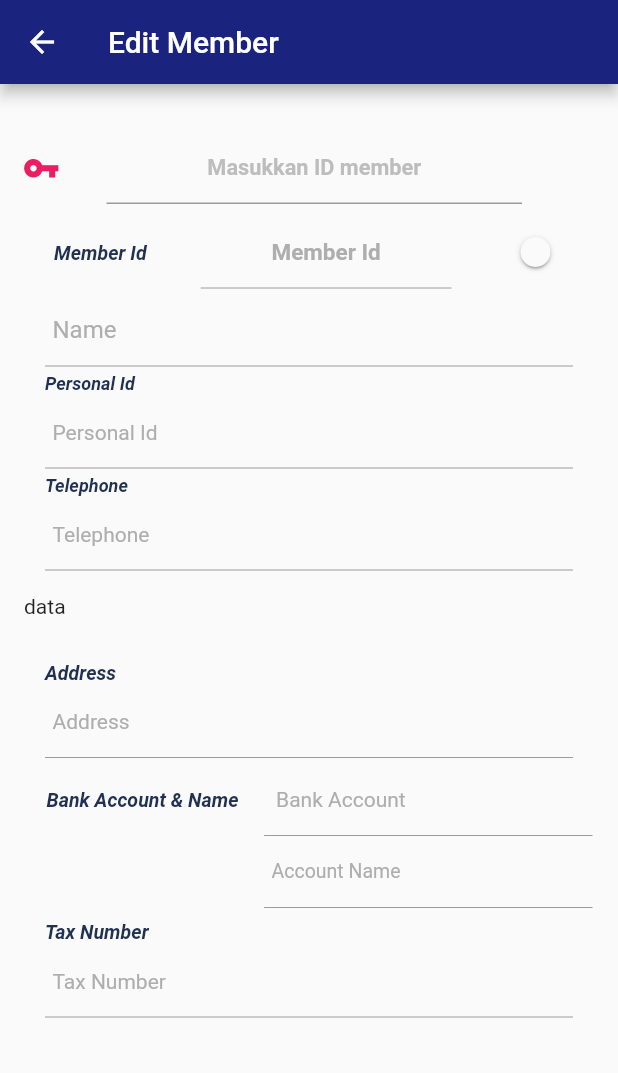
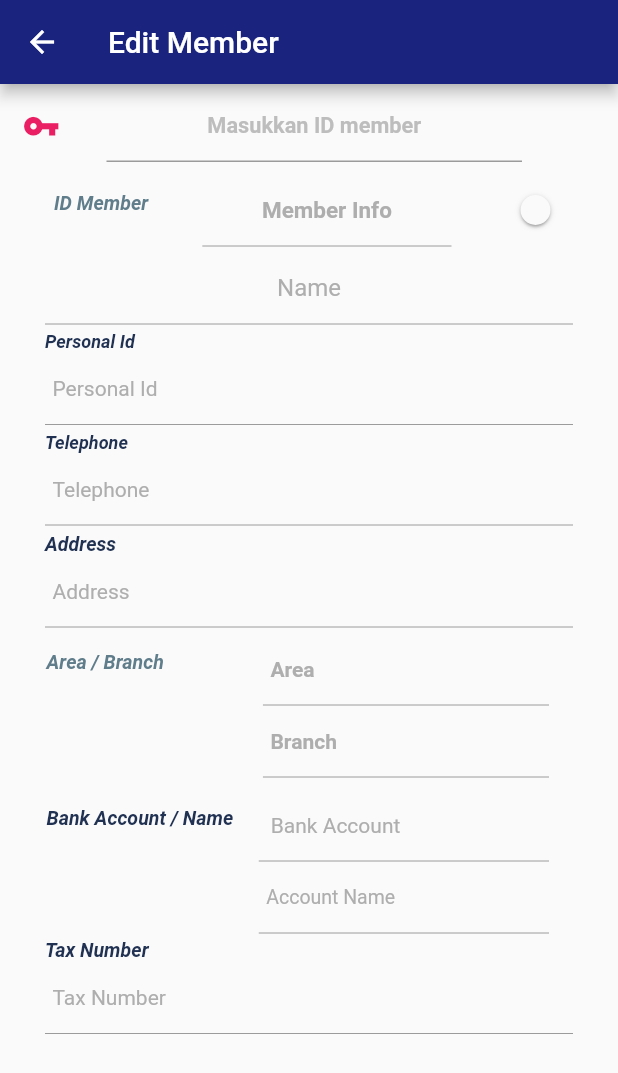
Before and after one commit to MyWayDev/mobile_indo, a Flutter app: the NodeEdit screen opened directly with empty values, on a phone screen of 412 x 824 dp. Shown: the top 1073 px of the screen. Run offline on Flutter 3.47's test engine with Material 2 defaults, Android fonts, the light colour scheme and no system bars; our stand-ins replace badges, cached_network_image, carousel_slider, firebase_auth, firebase_core, firebase_database and 10 more; missing offline and left inert: flutter_full_pdf_viewer, flutter_sliding_up_panel, groovin_material_icons, html2md, mobile_number, searchable_dropdown; accounts and stored records are empty.

Commit message:
nodeEdit UI update

```diff
--- a/lib/account/nodeEdit.dart
+++ b/lib/account/nodeEdit.dart
@@ -1,6 +1,3 @@
-import 'dart:convert';
-
-import 'package:flushbar/flushbar.dart';
 import 'package:flutter/material.dart';
 import 'package:groovin_material_icons/groovin_material_icons.dart';
 import 'package:http/http.dart';
@@ -74,6 +71,7 @@ class _NodeEditState extends State<NodeEdit> {
     cPersonalId.clear();
     cBankAccountName.clear();
     cAreaName.clear();
+    cServiceCenter.clear();
     isSwitched = false;
     veri = false;
     isChanged = false;
@@ -127,14 +125,9 @@ class _NodeEditState extends State<NodeEdit> {
       ),
       resizeToAvoidBottomPadding: false,
       body: ModalProgressHUD(
-        child: Column(children: <Widget>[
-          Padding(
-            padding: EdgeInsets.only(top: 28),
-            child: Container(
-              child: buildVeri(context),
-            ),
-          ),
-        ]),
+        child: Container(
+          child: buildVeri(context),
+        ),
         inAsyncCall: _isloading,
         opacity: 0.6,
         progressIndicator: ColorLoader2(),
@@ -145,6 +138,7 @@ class _NodeEditState extends State<NodeEdit> {
   Widget buildVeri(BuildContext context) {
     return SingleChildScrollView(
       child: Column(
+        mainAxisSize: MainAxisSize.min,
         children: <Widget>[
           ListTile(
             contentPadding: EdgeInsets.only(left: 15),
@@ -191,6 +185,8 @@ class _NodeEditState extends State<NodeEdit> {
                     setState(() {
                       cAreaName =
                           TextEditingController(text: _nodeData.areaName);
+                      cServiceCenter =
+                          TextEditingController(text: _nodeData.serviceCenter);
                       cDistrId = TextEditingController(text: _nodeData.distrId);
                       cName = TextEditingController(text: _nodeData.name);
                       cAddress = TextEditingController(text: _nodeData.address);
@@ -232,14 +228,14 @@ class _NodeEditState extends State<NodeEdit> {
               ListTile(
                   leading: Container(
                     child: Text(
-                      'Member Id',
+                      'ID Member',
                       style: TextStyle(
                           fontSize: 13,
                           fontStyle: FontStyle.italic,
                           fontWeight: FontWeight.bold,
-                          color: primaryColor),
+                          color: Colors.blueGrey),
                     ),
-                    margin: EdgeInsets.only(left: 20.0, top: 5.0, bottom: 1.0),
+                    margin: EdgeInsets.only(left: 20.0),
                   ),
                   title: Container(
                     child: Theme(
@@ -251,9 +247,9 @@ class _NodeEditState extends State<NodeEdit> {
                           style: TextStyle(
                               fontSize: 15,
                               fontWeight: FontWeight.bold,
-                              color: Colors.pink[900]),
+                              color: Colors.grey),
                           decoration: InputDecoration(
-                            hintText: 'Member Id',
+                            hintText: 'Member Info',
                             contentPadding: EdgeInsets.all(5.0),
                             hintStyle: TextStyle(color: greyColor),
                           ),
@@ -288,10 +284,13 @@ class _NodeEditState extends State<NodeEdit> {
                 child: Theme(
                   data: Theme.of(context).copyWith(primaryColor: primaryColor),
                   child: TextFormField(
+                    textAlign: TextAlign.center,
                     enabled: veri,
+                    keyboardType: TextInputType.multiline,
+                    maxLines: null,
                     decoration: InputDecoration(
                       hintText: 'Name',
-                      contentPadding: EdgeInsets.all(5.0),
+                      contentPadding: EdgeInsets.all(1.0),
                       hintStyle: TextStyle(color: greyColor),
                     ),
                     controller: cName,
@@ -304,7 +303,7 @@ class _NodeEditState extends State<NodeEdit> {
                     focusNode: focusName,
                   ),
                 ),
-                margin: EdgeInsets.only(left: 30.0, right: 30.0),
+                margin: EdgeInsets.only(left: 30.0, right: 30.0, bottom: 5),
               ),
               Container(
                 child: Text(
@@ -315,7 +314,7 @@ class _NodeEditState extends State<NodeEdit> {
                       fontWeight: FontWeight.bold,
                       color: primaryColor),
                 ),
-                margin: EdgeInsets.only(left: 30.0, top: 5.0, bottom: 1.0),
+                margin: EdgeInsets.only(left: 30.0),
               ),
               Container(
                 child: Theme(
@@ -338,7 +337,7 @@ class _NodeEditState extends State<NodeEdit> {
                     focusNode: focusPersonalId,
                   ),
                 ),
-                margin: EdgeInsets.only(left: 30.0, right: 30.0),
+                margin: EdgeInsets.only(left: 30.0, right: 30.0, bottom: 5),
               ),
               Container(
                 child: Text(
@@ -349,7 +348,7 @@ class _NodeEditState extends State<NodeEdit> {
                       fontWeight: FontWeight.bold,
                       color: primaryColor),
                 ),
-                margin: EdgeInsets.only(left: 30.0, top: 5.0, bottom: 1.0),
+                margin: EdgeInsets.only(left: 30.0),
               ),
               Container(
                 child: Theme(
@@ -372,10 +371,7 @@ class _NodeEditState extends State<NodeEdit> {
                     focusNode: focusTelephone,
                   ),
                 ),
-                margin: EdgeInsets.only(left: 30.0, right: 30.0),
-              ),
-              ListTile(
-                leading: Text("data"),
+                margin: EdgeInsets.only(left: 30.0, right: 30.0, bottom: 5),
               ),
               Container(
                 child: Text(
@@ -386,7 +382,7 @@ class _NodeEditState extends State<NodeEdit> {
                       fontWeight: FontWeight.bold,
                       color: primaryColor),
                 ),
-                margin: EdgeInsets.only(left: 30.0, top: 5.0, bottom: 1.0),
+                margin: EdgeInsets.only(left: 30.0),
               ),
               Container(
                 child: Theme(
@@ -416,14 +412,81 @@ class _NodeEditState extends State<NodeEdit> {
               ListTile(
                 leading: Container(
                   child: Text(
-                    'Bank Account & Name',
+                    'Area / Branch',
+                    style: TextStyle(
+                        fontSize: 13,
+                        fontStyle: FontStyle.italic,
+                        fontWeight: FontWeight.bold,
+                        color: Colors.blueGrey),
+                  ),
+                  margin: EdgeInsets.only(left: 15.0),
+                ),
+                title: Container(
+                  child: Theme(
+                    data:
+                        Theme.of(context).copyWith(primaryColor: primaryColor),
+                    child: TextFormField(
+                      enabled: false,
+                      keyboardType: TextInputType.multiline,
+                      style: TextStyle(
+                        fontSize: 14,
+                        color: Colors.grey,
+                        fontWeight: FontWeight.bold,
+                      ),
+                      decoration: InputDecoration(
+                        hintText: 'Area',
+                        contentPadding: EdgeInsets.all(5.0),
+                        hintStyle: TextStyle(color: greyColor),
+                      ),
+                      controller: cAreaName,
+                      onChanged: (value) {
+                        setState(() {
+                          _nodeData.areaName = value;
+                        });
+                      },
+                      focusNode: focusAreaName,
+                    ),
+                  ),
+                  margin: EdgeInsets.only(left: 50.0, right: 30.0),
+                ),
+                subtitle: Container(
+                  child: Theme(
+                    data:
+                        Theme.of(context).copyWith(primaryColor: primaryColor),
+                    child: TextFormField(
+                      enabled: false,
+                      style: TextStyle(
+                        fontSize: 14,
+                        color: Colors.grey,
+                        fontWeight: FontWeight.bold,
+                      ),
+                      decoration: InputDecoration(
+                        hintText: 'Branch',
+                        contentPadding: EdgeInsets.all(5.0),
+                        hintStyle: TextStyle(color: greyColor),
+                      ),
+                      controller: cServiceCenter,
+                      onChanged: (value) {
+                        setState(() {
+                          _nodeData.serviceCenter = value;
+                        });
+                      },
+                    ),
+                  ),
+                  margin: EdgeInsets.only(left: 50.0, right: 30.0),
+                ),
+              ),
+              ListTile(
+                leading: Container(
+                  child: Text(
+                    'Bank Account / Name',
                     style: TextStyle(
                         fontSize: 13,
                         fontStyle: FontStyle.italic,
                         fontWeight: FontWeight.bold,
                         color: primaryColor),
                   ),
-                  margin: EdgeInsets.only(left: 15.0, top: 5.0, bottom: 1.0),
+                  margin: EdgeInsets.only(left: 15.0),
                 ),
                 title: Container(
                   child: Theme(
@@ -449,7 +512,7 @@ class _NodeEditState extends State<NodeEdit> {
                       focusNode: focusBankAccount,
                     ),
                   ),
-                  margin: EdgeInsets.only(left: 1.0, right: 1.0),
+                  margin: EdgeInsets.only(left: 1.0, right: 30.0),
                 ),
                 subtitle: Container(
                   child: Theme(
@@ -475,7 +538,7 @@ class _NodeEditState extends State<NodeEdit> {
                       focusNode: focusAccountName,
                     ),
                   ),
-                  margin: EdgeInsets.only(left: 1.0, right: 1.0),
+                  margin: EdgeInsets.only(left: 1.0, right: 30.0),
                 ),
               ),
               Container(
@@ -487,7 +550,7 @@ class _NodeEditState extends State<NodeEdit> {
                       fontWeight: FontWeight.bold,
                       color: primaryColor),
                 ),
-                margin: EdgeInsets.only(left: 30.0, top: 5.0, bottom: 1.0),
+                margin: EdgeInsets.only(left: 30.0),
               ),
               Container(
                 child: Theme(
```
